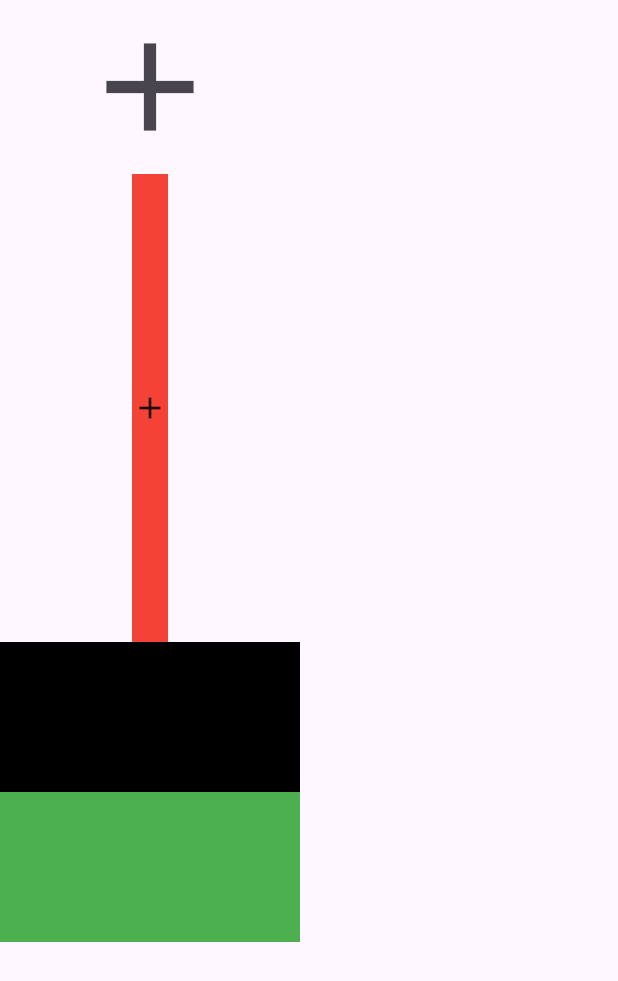
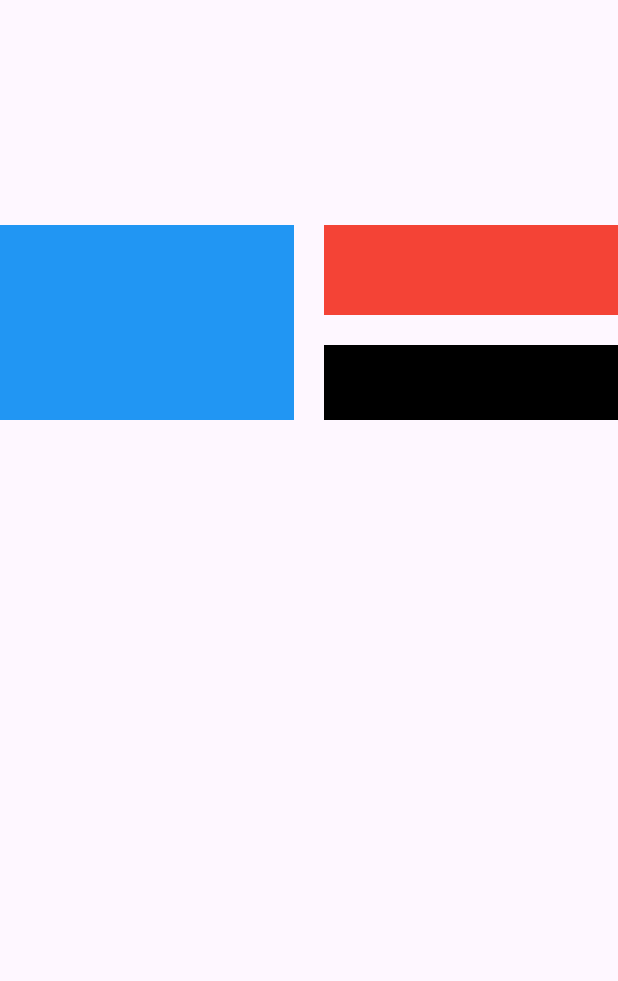
Before and after one commit to OmarGamalDev/responsive_and_adaptive_ui, a Flutter app: the screen it shows after launch, on a phone screen of 412 x 824 dp. Shown: the top 981 px of the screen. Run offline on Flutter 3.47's test engine with Material 3 defaults, Android fonts, the phone set to English and light mode, and no system bars.

Commit message:
Aspect Ratio and Intrinsic Widgets

```diff
--- a/lib/main.dart
+++ b/lib/main.dart
@@ -1,5 +1,5 @@
 import 'package:flutter/material.dart';
-import 'package:responsive_and_adaptive_ui/widgets/flexible_test.dart';
+import 'package:responsive_and_adaptive_ui/widgets/intrinic_widget.dart';
 
 void main() {
   runApp(const MyApp());
@@ -10,6 +10,6 @@ class MyApp extends StatelessWidget {
 
   @override
   Widget build(BuildContext context) {
-    return MaterialApp(home: FlexibleTest());
+    return MaterialApp(home: IntrinsicWidget());
   }
 }
--- /dev/null
+++ b/lib/widgets/aspect_ratio.dart
@@ -0,0 +1,22 @@
+import 'package:flutter/material.dart';
+
+class AspectRatioTest extends StatelessWidget {
+  const AspectRatioTest({super.key});
+
+  @override
+  Widget build(BuildContext context) {
+    return Scaffold(
+      body: Column(
+        children: [
+          Align(
+            alignment: Alignment.center,
+            child: AspectRatio(
+              aspectRatio: 3 / 1,
+              child: Container(color: Colors.blue),
+            ),
+          ),
+        ],
+      ),
+    );
+  }
+}
--- /dev/null
+++ b/lib/widgets/intrinic_widget.dart
@@ -0,0 +1,48 @@
+import 'package:flutter/material.dart';
+
+class IntrinsicWidget extends StatelessWidget {
+  const IntrinsicWidget({super.key});
+
+  @override
+  Widget build(BuildContext context) {
+    return Scaffold(
+      body: SingleChildScrollView(
+        child: Column(
+          children: [
+            SizedBox(height: 150),
+            IntrinsicHeight(
+              child: Row(
+                children: [
+                  Expanded(
+                    child: Container(
+                      color: Colors.blue,
+                      child: Column(
+                        children: [
+                          SizedBox(height: 20),
+                          SizedBox(height: 20),
+                          SizedBox(height: 20),
+                          SizedBox(height: 20),
+                          SizedBox(height: 20),
+                        ],
+                      ),
+                    ),
+                  ),
+                  SizedBox(width: 20),
+                  Expanded(
+                    child: Column(
+                      children: [
+                        Container(color: Colors.red, height: 60),
+                        SizedBox(height: 20),
+                        Container(color: Colors.black, height: 50),
+                      ],
+                    ),
+                  ),
+                ],
+              ),
+            ),
+          ],
+        ),
+      ),
+    );
+  }
+}
```
